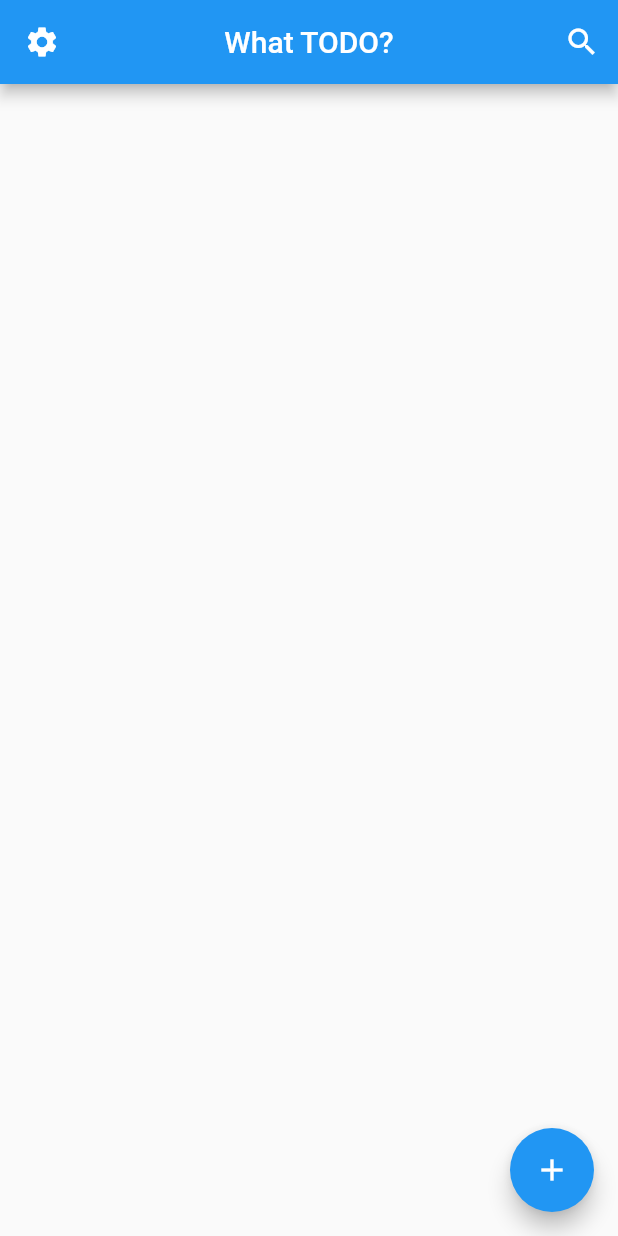
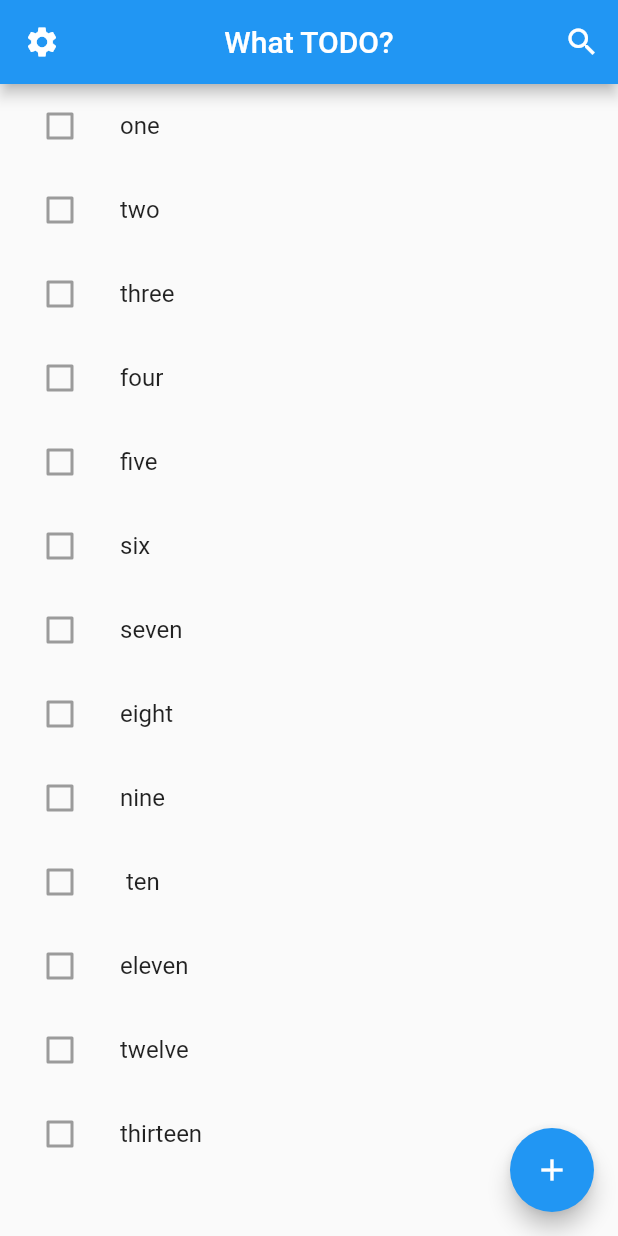
Before and after one commit to SciPack/WhatTODO, a Flutter app: the screen it shows after launch, on a phone screen of 412 x 824 dp. Run offline on Flutter 3.47's test engine with Material 2 defaults, Android fonts, the phone set to English and light mode, and no system bars.

Commit message:
lib/home: [add] body with ListView.builder

```diff
--- a/lib/home.dart
+++ b/lib/home.dart
@@ -1,4 +1,6 @@
 import 'package:flutter/material.dart';
+
+List<String> listContent = ["one", "two", "three", "four", "five", "six", "seven", "eight", "nine", " ten", "eleven", "twelve", "thirteen"];
 
 class Home extends StatelessWidget {
   @override
@@ -22,6 +24,15 @@ class Home extends StatelessWidget {
           child: Icon(Icons.add),
           onPressed: () { print("Add"); }
       ),
+      body: ListView.builder(
+        itemCount: listContent.length,
+        itemBuilder: (BuildContext context, int index) {
+          return ListTile(
+            leading: Checkbox(value: false, onChanged: null),
+            title: Text(listContent[index]),
+          );
+        }
+      )
     );
   }
 }
```
